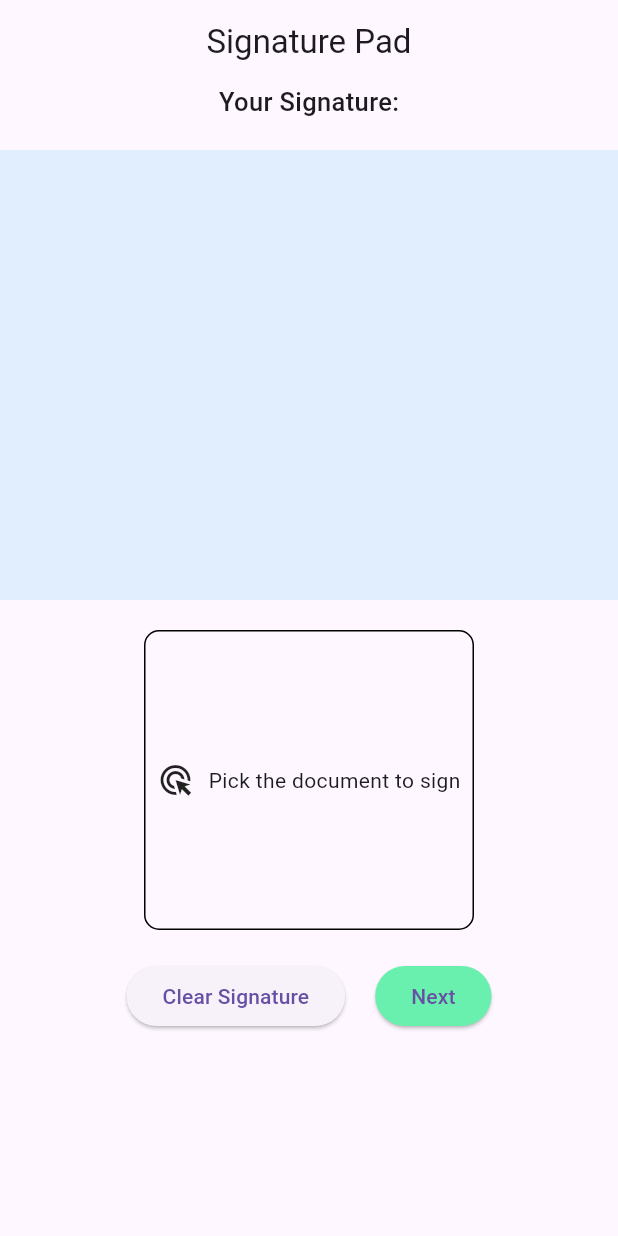
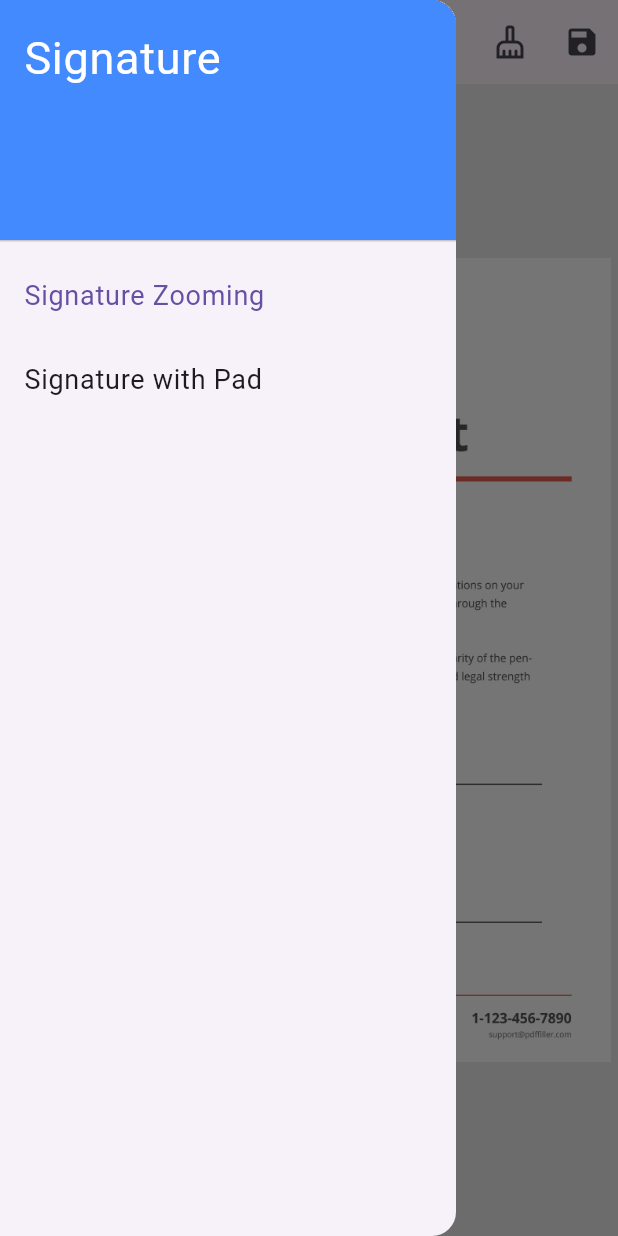
Before and after one commit to EnricoGollner/SignatureApp, a Flutter app: the screen it shows after launch, with the side drawer open (before the commit the screen has no drawer), on a phone screen of 412 x 824 dp. Run offline on Flutter 3.47's test engine with Material 3 defaults, Android fonts, the phone set to English and light mode, and no system bars; drawn by our look-alikes of signature; our stand-ins replace get, image_cropper, image_picker, sizer; missing offline and left inert: lindi_sticker_widget.

Commit message:
SignatureApp - Updated

```diff
--- /dev/null
+++ b/lib/app/components/custom_drawer.dart
@@ -0,0 +1,53 @@
+import 'package:flutter/material.dart';
+
+class CustomDrawer extends StatefulWidget {
+  final int selectedItemIndex;
+  final void Function() signatureZoomingOnTap;
+  final void Function() signatureWithPadOnTap;
+
+  const CustomDrawer({
+    super.key,
+    required this.selectedItemIndex,
+    required this.signatureZoomingOnTap,
+    required this.signatureWithPadOnTap,
+  });
+
+  @override
+  State<CustomDrawer> createState() => _CustomDrawerState();
+}
+
+class _CustomDrawerState extends State<CustomDrawer> {
+  @override
+  Widget build(BuildContext context) {
+    return Drawer(
+      child: ListView(
+        padding: EdgeInsets.zero,
+        children: [
+          const DrawerHeader(
+            decoration: BoxDecoration(color: Colors.blueAccent),
+            child: Text(
+              'Signature',
+              style: TextStyle(fontSize: 30, color: Colors.white),
+            ),
+          ),
+          ListTile(
+            selected: widget.selectedItemIndex == 0,
+            title: const Text(
+              'Signature Zooming',
+              style: TextStyle(fontSize: 18),
+            ),
+            onTap: widget.signatureZoomingOnTap,
+          ),
+          ListTile(
+            selected: widget.selectedItemIndex == 1,
+            title: const Text(
+              'Signature with Pad',
+              style: TextStyle(fontSize: 18),
+            ),
+            onTap: widget.signatureWithPadOnTap,
+          ),
+        ],
+      ),
+    );
+  }
+}
--- /dev/null
+++ b/lib/app/core/utils/app_routes.dart
@@ -0,0 +1,15 @@
+import 'package:get/get.dart';
+import 'package:signature_app/app/pages/signature_pad/signature_pad_page.dart';
+import 'package:signature_app/app/pages/signature_zoom/signature_zooming_page.dart';
+
+abstract class AppPages {
+  static final pages = <GetPage>[
+    GetPage(name: PagesRoutes.signatureZooming, page: () => const SignatureZoomingPage()),
+    GetPage(name: PagesRoutes.signaturePad, page: () => const SignaturePadPage()),
+  ];
+}
+
+abstract class PagesRoutes {
+  static const String signatureZooming = '/signatureZooming';
+  static const String signaturePad = '/signPad';
+}
--- a/lib/app/pages/show_image_page.dart
+++ b/lib/app/pages/signature_zoom/show_image_page.dart
@@ -10,6 +10,7 @@ class ShowImagePage extends StatelessWidget {
   @override
   Widget build(BuildContext context) {
     return Scaffold(
+      backgroundColor: const Color(0xffEBEBEB),
       appBar: AppBar(
         title: const Text('Show Image'),
       ),
--- /dev/null
+++ b/lib/app/pages/signature_zoom/signature_zooming_page.dart
@@ -0,0 +1,215 @@
+import 'dart:async';
+import 'dart:ui' as ui;
+
+import 'package:flutter/material.dart';
+import 'package:flutter/rendering.dart';
+import 'package:flutter/services.dart';
+import 'package:get/get.dart';
+import 'package:signature/signature.dart';
+import 'package:signature_app/app/components/custom_drawer.dart';
+import 'package:signature_app/app/core/utils/app_routes.dart';
+import 'package:signature_app/app/pages/signature_zoom/show_image_page.dart';
+import 'package:sizer/sizer.dart';
+
+class SignatureZoomingPage extends StatefulWidget {
+  const SignatureZoomingPage({super.key});
+
+  @override
+  State<SignatureZoomingPage> createState() => _SignatureZoomingPageState();
+}
+
+class _SignatureZoomingPageState extends State<SignatureZoomingPage> {
+  late SignatureController _signatureController;
+  Uint8List? signatureBytes;
+  double _scale = 1.0;
+  Offset _offset = Offset.zero;
+
+  final GlobalKey _globalKey = GlobalKey();
+
+  @override
+  void initState() {
+    _signatureController = SignatureController(
+      disabled: true,
+      penStrokeWidth: 0.7,
+      penColor: Colors.black,
+      exportBackgroundColor: Colors.transparent,
+    );
+
+    super.initState();
+  }
+
+  @override
+  void didChangeDependencies() {
+    _signatureController.clear();
+
+    super.didChangeDependencies();
+  }
+
+  @override
+  Widget build(BuildContext context) {
+    context.orientation;
+
+    return Scaffold(
+      backgroundColor: const Color(0xffEBEBEB),
+      drawer: CustomDrawer(
+        selectedItemIndex: 0,
+        signatureZoomingOnTap: () => Get.back(),
+        signatureWithPadOnTap: () => Get.offNamed(PagesRoutes.signaturePad),
+      ),
+      appBar: AppBar(
+        title: const Text('Signature Zooming'),
+        actions: [
+              IconButton(
+                icon: const Icon(Icons.cleaning_services_outlined),
+                onPressed: _cleanSignature,
+              ),
+              Visibility(
+                visible: _scale != 1,
+                replacement: IconButton(
+                  onPressed: () async {
+                    if (_signatureController.isEmpty) {
+                      Get.snackbar(
+                        '',
+                        '',
+                        titleText: const SizedBox(),
+                        messageText: const Text(
+                          'Please, sign the document before saving it!',
+                        ),
+                        snackPosition: SnackPosition.BOTTOM,
+                        duration: const Duration(seconds: 3),
+                      );
+                      return;
+                    }
+                    await _savePng();
+                  },
+                  icon: const Icon(Icons.save),
+                ),
+                child: IconButton(
+                  onPressed: _ajustarZoom,
+                  icon: const Icon(Icons.done),
+                ),
+              ),
+            ],
+      ),
+      body: GestureDetector(
+        onTapDown: _scale == 1
+            ? (details) {
+                _offset = details.localPosition;
+                _ajustarZoom();
+              }
+            : null,
+        child: Transform.scale(
+          alignment: _getAlignment(context),
+          origin: _offset,
+          scale: _scale,
+          child: RepaintBoundary(
+            key: _globalKey,
+            child: Stack(
+              alignment: Alignment.center,
+              children: _buildDocumentToSign(),
+            ),
+          ),
+        ),
+      ),
+    );
+  }
+
+  void _handleOrientation() {
+    SystemChrome.setPreferredOrientations([
+      DeviceOrientation.portraitUp,
+    ]);
+  }
+
+  AlignmentGeometry _getAlignment(context) {
+    double altura = MediaQuery.of(context).size.height / 1.8;
+    double largura = MediaQuery.of(context).size.width / 2;
+
+    if (_offset.dx <= largura) {
+      return _offset.dy <= altura ? Alignment.topLeft : Alignment.centerLeft;
+    } else {
+      return _offset.dy <= altura ? Alignment.topCenter : Alignment.center;
+    }
+  }
+
+  void _ajustarZoom() {
+    setState(() {
+      bool zoomIsDisabled = _scale != 1.0;
+      _scale = zoomIsDisabled ? 1.0 : 1.8;
+      _signatureController.disabled = zoomIsDisabled;
+    });
+  }
+
+  Future<void> _savePng() async {
+    try {
+      final RenderRepaintBoundary boundary = _globalKey.currentContext!
+          .findRenderObject() as RenderRepaintBoundary;
+      final ui.Image image = await boundary.toImage(pixelRatio: 3.0);
+      final ByteData? byteData =
+          await image.toByteData(format: ui.ImageByteFormat.png);
+      final Uint8List pngBytes = byteData!.buffer.asUint8List();
+
+      if (mounted) {
+        Navigator.push(
+            context,
+            MaterialPageRoute(
+                builder: (context) => ShowImagePage(pngBytes: pngBytes)));
+      }
+    } catch (e) {
+      debugPrint(e.toString());
+    }
+  }
+
+  void _cleanSignature() {
+    if (_signatureController.isEmpty) {
+      ScaffoldMessenger.of(context).hideCurrentSnackBar();
+      ScaffoldMessenger.of(context).showSnackBar(
+        const SnackBar(
+          behavior: SnackBarBehavior.floating,
+          content: Text('Nenhuma assinatura para limpar!'),
+        ),
+      );
+      return;
+    }
+
+    showDialog(
+      context: context,
+      builder: (context) => AlertDialog(
+        title: const Text('Limpar'),
+        content: const Text('Deseja limpar a(s) assinaturas?'),
+        actions: [
+          TextButton(
+              onPressed: () => Navigator.pop(context),
+              child: const Text('Cancelar')),
+          TextButton(
+            onPressed: () {
+              _signatureController.clear();
+              Navigator.pop(context);
+            },
+            child: const Text('Confirmar'),
+          ),
+        ],
+      ),
+    );
+  }
+
+  List<Widget> _buildDocumentToSign() {
+    final bool isPortrait = SizerUtil.orientation == Orientation.portrait;
+
+    final double height = isPortrait ? 65.h : 45.h;
+    final double width = isPortrait ? 75.5.w : 58.w;
+
+    return [
+      Image.asset(
+        height: height,
+        'assets/document.png',
+        fit: BoxFit.contain,
+      ),
+      Signature(
+        height: height,
+        width: width,
+        controller: _signatureController,
+        backgroundColor: Colors.transparent,
+      ),
+    ];
+  }
+}
--- a/lib/main.dart
+++ b/lib/main.dart
@@ -1,5 +1,7 @@
 import 'package:flutter/material.dart';
-import 'package:signature_app/app/pages/signature_pad_page.dart';
+import 'package:get/get.dart';
+import 'package:signature_app/app/core/utils/app_routes.dart';
+import 'package:sizer/sizer.dart';
 
 void main() {
   runApp(const MainApp());
@@ -10,9 +12,14 @@ class MainApp extends StatelessWidget {
 
   @override
   Widget build(BuildContext context) {
-    return const MaterialApp(
-      debugShowCheckedModeBanner: false,
-      home: SignaturePadPage(),
+    return Sizer(
+      builder: (_, __, ___) {
+        return GetMaterialApp(
+          debugShowCheckedModeBanner: false,
+          getPages: AppPages.pages,
+          initialRoute: PagesRoutes.signatureZooming,
+        );
+      },
     );
   }
 }
--- a/pubspec.yaml
+++ b/pubspec.yaml
@@ -9,10 +9,12 @@ environment:
 dependencies:
   flutter:
     sdk: flutter
+  get: ^4.6.6
   image_cropper: ^5.0.1
   image_picker: ^1.0.7
   lindi_sticker_widget: ^0.1.1
   signature: ^5.4.1
+  sizer: ^2.0.15
 
 dev_dependencies:
   flutter_test:
```
Also changed, not shown: lib/app/components/signature_actions_buttons.dart (added, +26 -0 lines), lib/app/pages/signature_pad/document_page.dart (renamed from lib/app/pages/document_page.dart, +7 -16 lines), lib/app/pages/signature_pad/signature_pad_page.dart (renamed from lib/app/pages/signature_pad_page.dart, +9 -1 lines), assets/contrato.jpg (added), assets/document.png (added), pubspec.lock, 1 other file.
